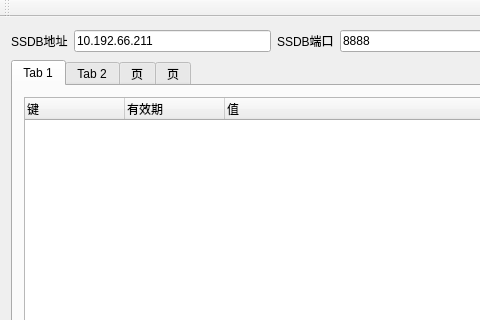
First picture: the form in MainWindow.ui, repository huxiaofengaaa/SSDBAdmin, before the edit; both pictures show x 0 to 480 and y 0 to 320 of the 1090 by 656 pixel window.
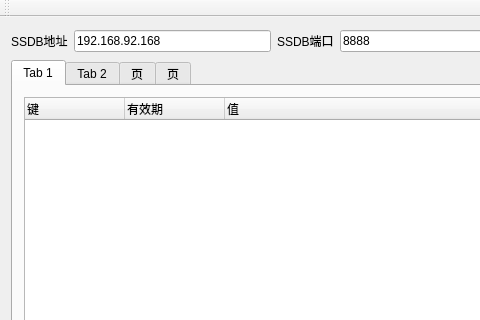
Second picture: the form after the edit.

The edit to the form file:
```diff
--- a/MainWindow.ui
+++ b/MainWindow.ui
@@ -27,7 +27,7 @@
       <item>
        <widget class="QLineEdit" name="lineEdit_host">
         <property name="text">
-         <string>10.192.66.211</string>
+         <string>192.168.92.168</string>
         </property>
        </widget>
       </item>
```
